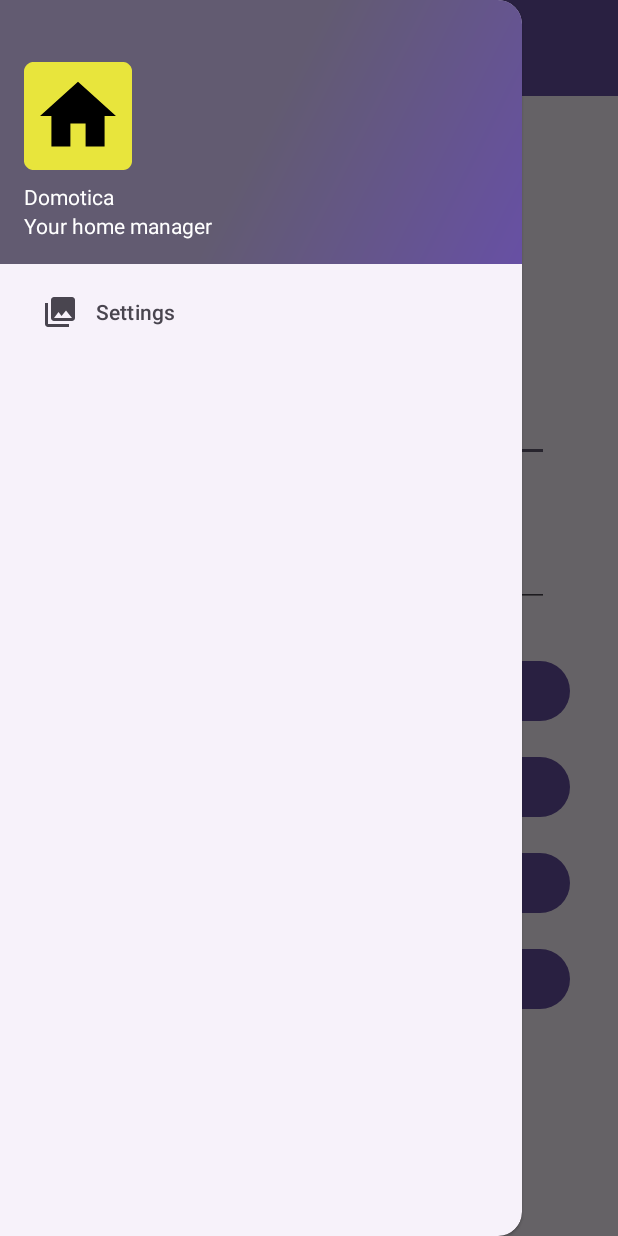
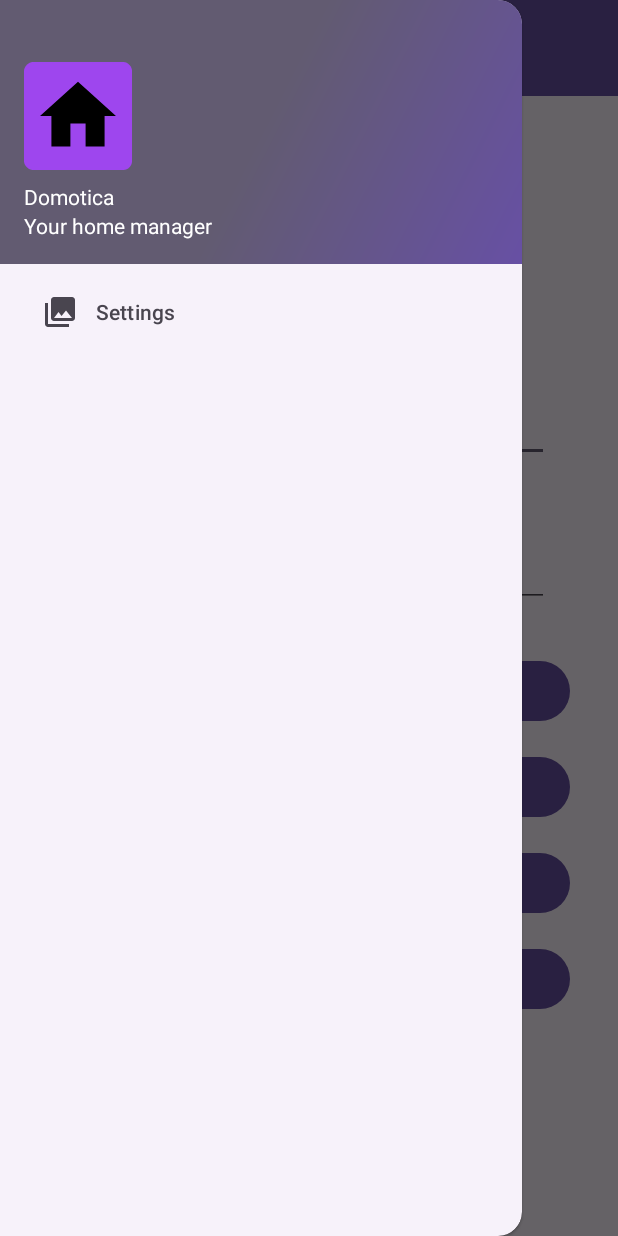
Before and after one commit to Pota89/E-Mon, an Android app: the screen it shows after launch (MainActivity), with the side drawer open, on a phone screen of 412 x 824 dp. Run offline under Robolectric (Android 15) with nearby library versions, the phone set to English and light mode, and no system bars; our stand-ins replace Room's generated code, navigation-ui; libraries missing offline, so code that uses them is left out: org.eclipse.paho; 3 statements that could not run were skipped.

Commit message:
Fixed colors on drawer for night

```diff
--- a/app/src/main/res/drawable-v24/side_nav_bar.xml
+++ b/app/src/main/res/drawable-v24/side_nav_bar.xml
@@ -3,7 +3,7 @@
     <gradient
         android:angle="135"
         android:centerColor="?attr/colorSecondary"
-        android:endColor="?attr/colorAccent"
-        android:startColor="?attr/colorPrimarySurface"
+        android:endColor="?attr/colorSecondary"
+        android:startColor="?attr/colorPrimary"
         android:type="linear" />
 </shape>
--- a/app/src/main/res/values/ic_launcher_background.xml
+++ b/app/src/main/res/values/ic_launcher_background.xml
@@ -1,4 +1,4 @@
 <?xml version="1.0" encoding="utf-8"?>
 <resources>
-    <color name="ic_launcher_background">#E8E53C</color>
+    <color name="ic_launcher_background">#9E46EE</color>
 </resources>
```
Also changed, not shown: app/src/main/ic_launcher-playstore.png, app/src/main/res/mipmap-hdpi/ic_launcher.png, app/src/main/res/mipmap-hdpi/ic_launcher_round.png, app/src/main/res/mipmap-mdpi/ic_launcher.png, app/src/main/res/mipmap-mdpi/ic_launcher_round.png, app/src/main/res/mipmap-xhdpi/ic_launcher.png, app/src/main/res/mipmap-xhdpi/ic_launcher_round.png, app/src/main/res/mipmap-xxhdpi/ic_launcher.png, app/src/main/res/mipmap-xxhdpi/ic_launcher_round.png, app/src/main/res/mipmap-xxxhdpi/ic_launcher.png, app/src/main/res/mipmap-xxxhdpi/ic_launcher_round.png.
